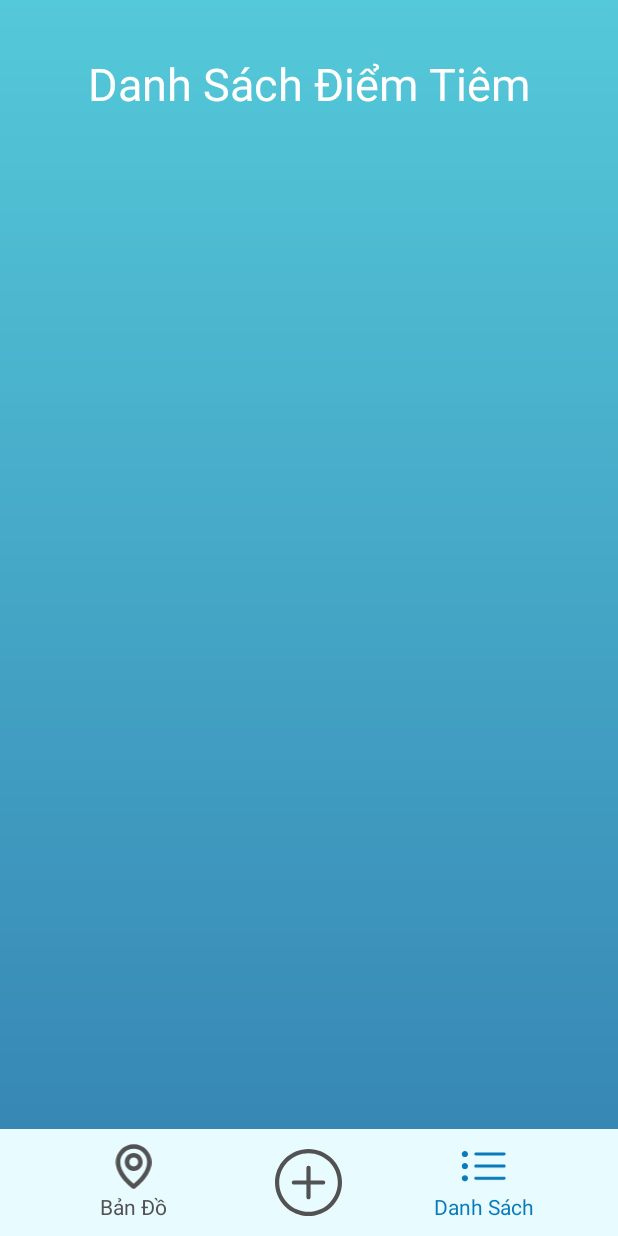
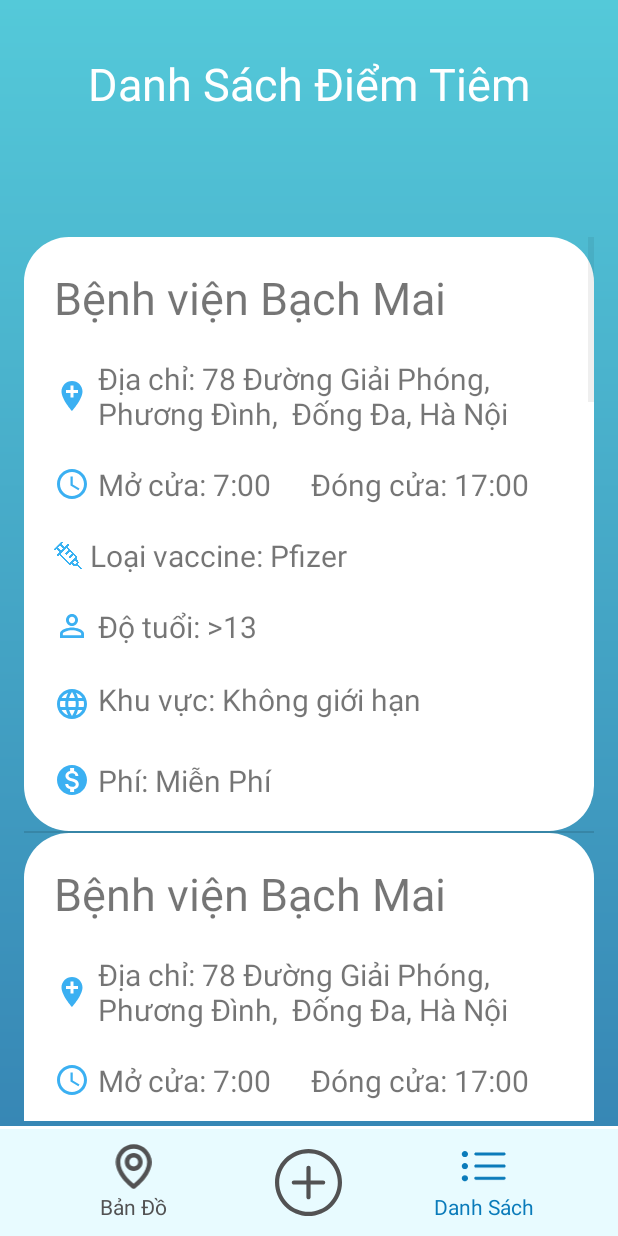
Before and after one commit to maxdota/VaccineAssistant, an Android app: the ListActivity screen opened directly, with no data from a screen before it, on a phone screen of 412 x 824 dp. Run offline under Robolectric (Android 15) with nearby library versions, the phone set to English and light mode, and no system bars.

Commit message:
Add list screen

```diff
--- a/app/src/main/java/vn/noname/vaccineassistant/ListActivity.java
+++ b/app/src/main/java/vn/noname/vaccineassistant/ListActivity.java
@@ -1,8 +1,11 @@
 package vn.noname.vaccineassistant;
 
 import android.os.Bundle;
+import android.widget.ListView;
 
 import androidx.annotation.Nullable;
+
+import java.util.ArrayList;
 
 import vn.noname.vaccineassistant.base.BaseActivity;
 
@@ -11,11 +14,56 @@ public class ListActivity extends BaseActivity {
     public int currentScreen() {
         return LIST_SCREEN;
     }
-
+    ListView listView;
+    ArrayList<Place> placeList;
+    ListAdapter listAdapter;
     @Override
     protected void onCreate(@Nullable Bundle savedInstanceState) {
         super.onCreate(savedInstanceState);
         setContentView(R.layout.activity_list);
         initBottomNav();
+
+        addControls();
+        addEvent();
     }
+
+    private void addControls() {
+        listView = (ListView) findViewById(R.id.list_view);
+        placeList = new ArrayList<>();
+        listAdapter = new ListAdapter(ListActivity.this, R.layout.list_item
+                                        ,placeList);
+        listView.setAdapter(listAdapter);
+    }
+    private void addEvent() {
+        createData();
+    }
+
+    private void createData() {
+        Place place = new Place("Bệnh viện Bạch Mai", "Địa chỉ: 78 Đường Giải Phóng, Phương Đình,  Đống Đa, Hà Nội", "Mở cửa: 7:00", "Đóng cửa: 17:00", "Loại vaccine: Pfizer",
+                "Độ tuổi: >13", "Khu vực: Không giới hạn", "Phí: Miễn Phí");
+        placeList.add(place);
+        place = new Place("Bệnh viện Bạch Mai", "Địa chỉ: 78 Đường Giải Phóng, Phương Đình,  Đống Đa, Hà Nội", "Mở cửa: 7:00", "Đóng cửa: 17:00", "Loại vaccine: Pfizer",
+                "Độ tuổi: >13", "Khu vực: Không giới hạn", "Phí: Miễn Phí");
+        placeList.add(place);
+        place = new Place("Bệnh viện Bạch Mai", "Địa chỉ: 78 Đường Giải Phóng, Phương Đình,  Đống Đa, Hà Nội", "Mở cửa: 7:00", "Đóng cửa: 17:00", "Loại vaccine: Pfizer",
+                "Độ tuổi: >13", "Khu vực: Không giới hạn", "Phí: Miễn Phí");
+        placeList.add(place);
+        place = new Place("Bệnh viện Bạch Mai", "Địa chỉ: 78 Đường Giải Phóng, Phương Đình,  Đống Đa, Hà Nội", "Mở cửa: 7:00", "Đóng cửa: 17:00", "Loại vaccine: Pfizer",
+                "Độ tuổi: >13", "Khu vực: Không giới hạn", "Phí: Miễn Phí");
+        placeList.add(place);
+        place = new Place("Bệnh viện Bạch Mai", "Địa chỉ: 78 Đường Giải Phóng, Phương Đình,  Đống Đa, Hà Nội", "Mở cửa: 7:00", "Đóng cửa: 17:00", "Loại vaccine: Pfizer",
+                "Độ tuổi: >13", "Khu vực: Không giới hạn", "Phí: Miễn Phí");
+        placeList.add(place);
+        place = new Place("Bệnh viện Bạch Mai", "Địa chỉ: 78 Đường Giải Phóng, Phương Đình,  Đống Đa, Hà Nội", "Mở cửa: 7:00", "Đóng cửa: 17:00", "Loại vaccine: Pfizer",
+                "Độ tuổi: >13", "Khu vực: Không giới hạn", "Phí: Miễn Phí");
+        placeList.add(place);
+        place = new Place("Bệnh viện Bạch Mai", "Địa chỉ: 78 Đường Giải Phóng, Phương Đình,  Đống Đa, Hà Nội", "Mở cửa: 7:00", "Đóng cửa: 17:00", "Loại vaccine: Pfizer",
+                "Độ tuổi: >13", "Khu vực: Không giới hạn", "Phí: Miễn Phí");
+        placeList.add(place);
+        place = new Place("Bệnh viện Bạch Mai", "Địa chỉ: 78 Đường Giải Phóng, Phương Đình,  Đống Đa, Hà Nội", "Mở cửa: 7:00", "Đóng cửa: 17:00", "Loại vaccine: Pfizer",
+                "Độ tuổi: >13", "Khu vực: Không giới hạn", "Phí: Miễn Phí");
+        placeList.add(place);
+        listAdapter.notifyDataSetChanged();
+    }
+
 }
--- /dev/null
+++ b/app/src/main/java/vn/noname/vaccineassistant/ListAdapter.java
@@ -0,0 +1,60 @@
+package vn.noname.vaccineassistant;
+
+import android.app.Activity;
+import android.view.LayoutInflater;
+import android.view.View;
+import android.view.ViewGroup;
+import android.widget.ArrayAdapter;
+import android.widget.BaseAdapter;
+import android.widget.ImageView;
+import android.widget.TextView;
+import android.widget.Toast;
+
+import java.util.List;
+
+public class ListAdapter extends ArrayAdapter<Place> {
+    Activity context;
+    int resource;
+    List<Place> objects;
+    public ListAdapter(Activity context, int resourse, List<Place>objects){
+        super(context, resourse, objects);
+        this.context = context;
+        this.resource = resourse;
+        this.objects = objects;
+    }
+    @Override
+    public View getView(int position, View convertView, ViewGroup parent) {
+        LayoutInflater inflater = this.context.getLayoutInflater();
+        View row = inflater.inflate(this.resource, null);
+
+        TextView txtName = (TextView) row.findViewById(R.id.tname);
+        ImageView btnAddress = (ImageView) row.findViewById(R.id.iaddress);
+        TextView txtAddress = (TextView) row.findViewById(R.id.taddress);
+        ImageView btnTime = (ImageView) row.findViewById(R.id.itime);
+        TextView txtStart = (TextView) row.findViewById(R.id.start);
+        TextView txtClose = (TextView) row.findViewById(R.id.close);
+        ImageView btnVaccine = (ImageView) row.findViewById(R.id.ivaccine);
+        TextView txtVaccine = (TextView) row.findViewById(R.id.tvaccine);
+        ImageView btnAge = (ImageView) row.findViewById(R.id.iage);
+        TextView txtAge = (TextView) row.findViewById(R.id.tage);
+        ImageView btnRegion = (ImageView) row.findViewById(R.id.iregion);
+        TextView txtRegion = (TextView) row.findViewById(R.id.tregion);
+        ImageView btnFee = (ImageView) row.findViewById(R.id.ifee);
+        TextView txtFee = (TextView) row.findViewById(R.id.tfee);
+        /** Set data to row*/
+        final Place place = this.objects.get(position);
+        txtName.setText(place.getName());
+        txtAddress.setText(place.getAddress());
+        txtStart.setText(place.getStart());
+        txtClose.setText(place.getClose());
+        txtVaccine.setText(place.getVaccine());
+        txtAge.setText(place.getAge());
+        txtRegion.setText(place.getRegion());
+        txtFee.setText(place.getFee());
+        return row;
+    }
+    /** Show mesage*/
+    private void showMessage(Place place) {
+        Toast.makeText(this.context,place.toString(),Toast.LENGTH_LONG).show();
+    }
+}
--- /dev/null
+++ b/app/src/main/java/vn/noname/vaccineassistant/Place.java
@@ -0,0 +1,98 @@
+package vn.noname.vaccineassistant;
+
+import java.util.ArrayList;
+import java.util.Arrays;
+
+public class Place {
+    String name, address, start, close, vaccine, age, region, fee;
+    public Place(){
+    }
+    public Place(String name, String address, String start, String close,
+                 String vaccine, String age, String region, String fee){
+        this.name = name;
+        this.address = address;
+        this.start = start;
+        this.close = close;
+        this.vaccine = vaccine;
+        this.age = age;
+        this.region  = region;
+        this.fee = fee;
+    }
+
+    public String getName() {
+        return name;
+    }
+
+    public void setName(String name) {
+        this.name = name;
+    }
+
+    public String getAddress() {
+        return address;
+    }
+
+    public void setAddress(String address) {
+        this.address = address;
+    }
+
+    public String getStart() {
+        return start;
+    }
+
+    public void setStart(String start) {
+        this.start = start;
+    }
+
+    public String getClose() {
+        return close;
+    }
+
+    public void setClose(String close) {
+        this.close = close;
+    }
+
+    public String getVaccine() {
+        return vaccine;
+    }
+
+    public void setVaccine(String vaccine) {
+        this.vaccine = vaccine;
+    }
+
+    public String getAge() {
+        return age;
+    }
+
+    public void setAge(String age) {
+        this.age = age;
+    }
+
+    public String getRegion() {
+        return region;
+    }
+
+    public void setRegion(String region) {
+        this.region = region;
+    }
+
+    public String getFee() {
+        return fee;
+    }
+
+    public void setFee(String fee) {
+        this.fee = fee;
+    }
+    @Override
+    public String toString(){
+        return "Place{" +
+                "name='" + name + '\'' +
+                ", address='" + address + '\'' +
+                ", start='" + start + '\'' +
+                ", close='" + close + '\'' +
+                ", vaccine='" + vaccine + '\'' +
+                ", age='" + age + '\'' +
+                ", region='" + region + '\'' +
+                ", fee='" + fee + '\'' +
+                '}';
+    }
+}
--- a/app/src/main/res/drawable/each_item.xml
+++ b/app/src/main/res/drawable/each_item.xml
@@ -1,6 +1,6 @@
 <?xml version="1.0" encoding="utf-8"?>
 <shape android:shape="rectangle"
     xmlns:android="http://schemas.android.com/apk/res/android">
-    <corners android:radius="40dp"/>
-    <stroke android:width="2dp" android:color="#33FFCC"/>
+    <corners android:radius="30dp"/>
+    <solid android:color="@color/white"/>
 </shape>
--- a/app/src/main/res/layout/activity_list.xml
+++ b/app/src/main/res/layout/activity_list.xml
@@ -1,5 +1,6 @@
 <?xml version="1.0" encoding="utf-8"?>
 <RelativeLayout xmlns:android="http://schemas.android.com/apk/res/android"
+    xmlns:tools="http://schemas.android.com/tools"
     android:layout_width="match_parent"
     android:layout_height="match_parent">
 
@@ -14,16 +15,27 @@
         android:layout_width="match_parent"
         android:layout_height="match_parent"
         android:layout_above="@id/bottom_nav"
+        android:layout_marginBottom="2dp"
         android:background="@drawable/vertical_gradient_background"
         android:paddingHorizontal="@dimen/activity_horizontal_margin"
         android:paddingTop="@dimen/activity_top_margin">
 
-        <androidx.appcompat.widget.AppCompatTextView
-            android:layout_width="wrap_content"
+        <TextView
+            android:id="@+id/list_name"
+            android:layout_width="match_parent"
             android:layout_height="wrap_content"
             android:layout_centerHorizontal="true"
+            android:gravity="center_horizontal"
             android:text="Danh Sách Điểm Tiêm"
             android:textColor="@color/white"
             android:textSize="30sp" />
+
+        <ListView
+            android:id="@+id/list_view"
+            android:layout_width="wrap_content"
+            android:layout_height="589dp"
+            android:layout_alignParentBottom="true"
+            android:layout_marginBottom="3dp" />
+
     </RelativeLayout>
 </RelativeLayout>
--- a/app/src/main/res/layout/list_item.xml
+++ b/app/src/main/res/layout/list_item.xml
@@ -5,6 +5,7 @@
     android:layout_height="wrap_content"
     android:background="@drawable/each_item"
     android:padding="10dp"
+    android:layout_margin="15dp"
     >
 
         <LinearLayout
@@ -14,6 +15,7 @@
             android:layout_height="wrap_content"
             android:orientation="horizontal">
                 <TextView
+                    android:id="@+id/tname"
                     android:layout_width="match_parent"
                     android:layout_height="wrap_content"
                     android:text="Tên địa điểm"
@@ -27,12 +29,14 @@
             android:layout_height="wrap_content"
             android:orientation="horizontal">
                 <ImageView
+                    android:id="@+id/iaddress"
                     android:layout_width="wrap_content"
                     android:layout_height="wrap_content"
                     android:paddingRight="5dp"
                     android:src="@drawable/ic_baseline_add_location_24"
                     android:layout_gravity="center"/>
                 <TextView
+                    android:id="@+id/taddress"
                     android:layout_width="match_parent"
                     android:layout_height="wrap_content"
                     android:text="Địa chỉ"
@@ -47,6 +51,7 @@
             android:layout_height="wrap_content"
             android:orientation="horizontal">
                 <ImageView
+                    android:id="@+id/itime"
                     android:layout_width="wrap_content"
                     android:layout_height="wrap_content"
                     android:paddingRight="5dp"
@@ -54,12 +59,14 @@
                     android:layout_gravity="center"/>
 
                 <TextView
-                    android:layout_width="171dp"
+                    android:id="@+id/start"
+                    android:layout_width="142dp"
                     android:layout_height="wrap_content"
                     android:text="Mở cửa"
                     android:textSize="20dp" />
 
                 <TextView
+                    android:id="@+id/close"
                     android:layout_width="match_parent"
                     android:layout_height="wrap_content"
                     android:text="Đóng cửa"
@@ -75,6 +82,7 @@
             android:padding="10dp">
 
                 <ImageView
+                    android:id="@+id/ivaccine"
                     android:paddingRight="5dp"
                     android:layout_width="24dp"
                     android:layout_height="match_parent"
@@ -82,6 +90,7 @@
                     android:src="@drawable/injection" />
 
                 <TextView
+                    android:id="@+id/tvaccine"
                     android:layout_width="359dp"
                     android:layout_height="wrap_content"
                     android:text="Loại vaccine"
@@ -98,6 +107,7 @@
             android:padding="10dp">
 
                 <ImageView
+                    android:id="@+id/iage"
                     android:paddingRight="5dp"
                     android:layout_width="wrap_content"
                     android:layout_height="wrap_content"
@@ -105,6 +115,7 @@
                     android:src="@drawable/ic_baseline_perm_identity_24" />
 
                 <TextView
+                    android:id="@+id/tage"
                     android:layout_width="359dp"
                     android:layout_height="wrap_content"
                     android:text="Độ tuổi"
@@ -121,6 +132,7 @@
             android:padding="10dp">
 
                 <ImageView
+                    android:id="@+id/iregion"
                     android:paddingRight="5dp"
                     android:layout_width="wrap_content"
                     android:layout_height="wrap_content"
@@ -128,6 +140,7 @@
                     android:src="@drawable/ic_baseline_language_24" />
 
                 <TextView
+                    android:id="@+id/tregion"
                     android:layout_width="match_parent"
                     android:layout_height="wrap_content"
                     android:text="Khu vực"
@@ -142,6 +155,7 @@
             android:layout_below="@+id/region"
             android:orientation="horizontal">
                 <ImageView
+                    android:id="@+id/ifee"
                     android:paddingRight="5dp"
                     android:layout_width="wrap_content"
                     android:layout_height="wrap_content"
@@ -149,6 +163,7 @@
                     android:layout_gravity="center"/>
 
                 <TextView
+                    android:id="@+id/tfee"
                     android:layout_width="match_parent"
                     android:layout_height="wrap_content"
                     android:text="Phí"
```
